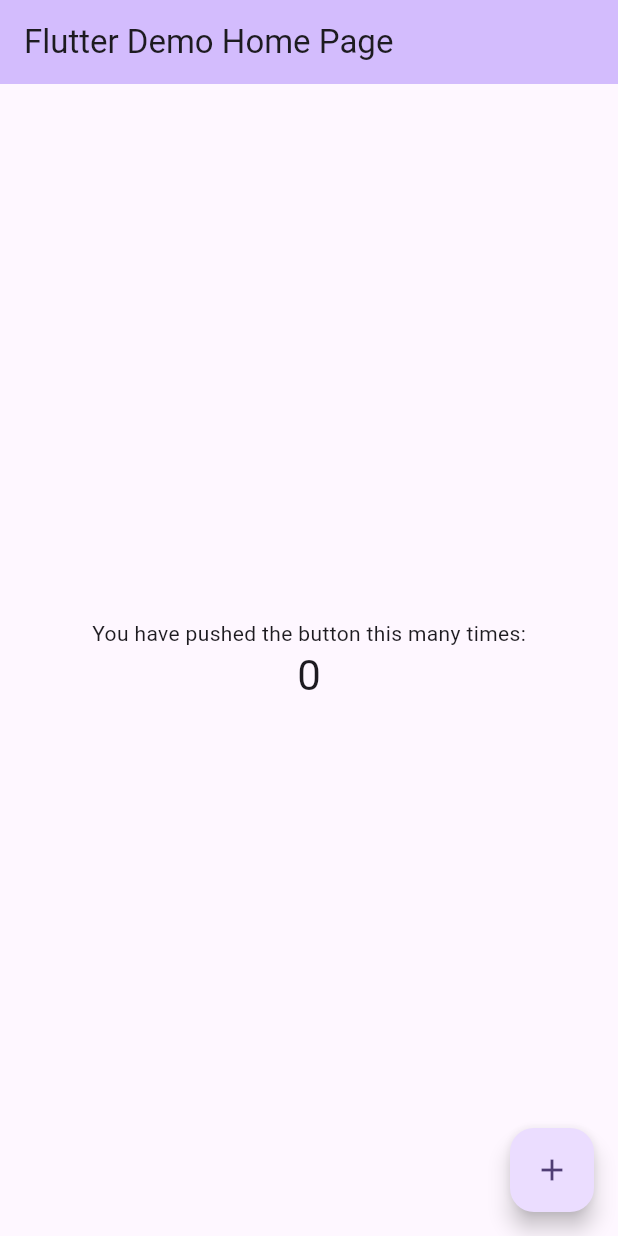
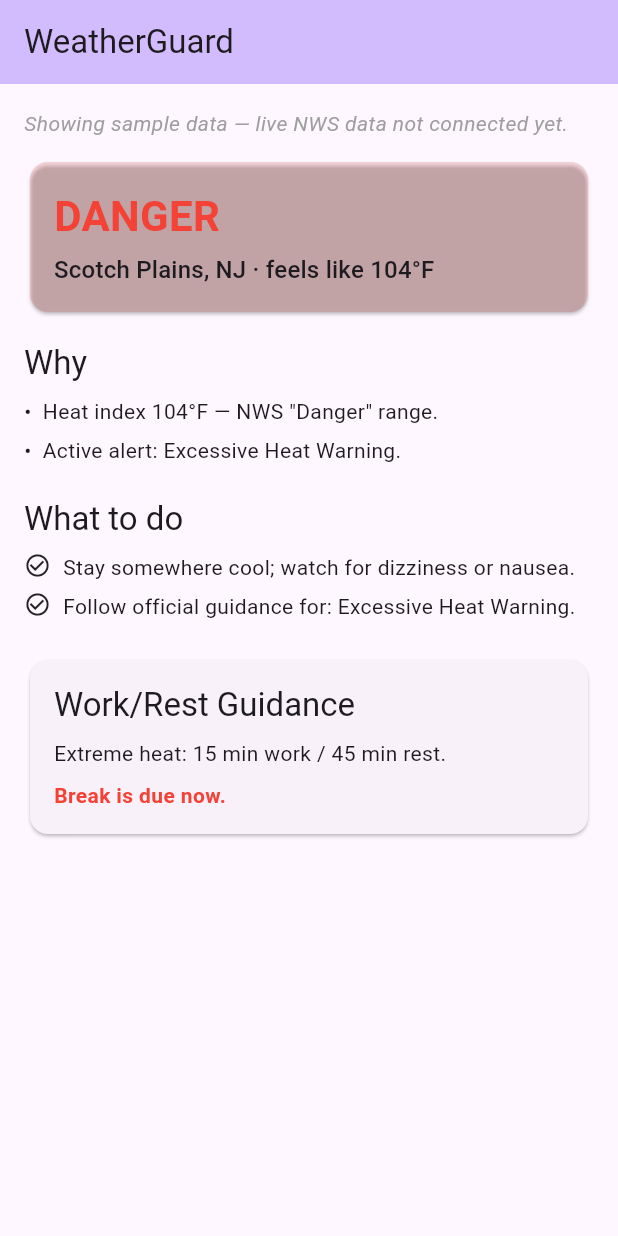
Before and after one commit to manavshah1199/mnpproj, a Flutter app: the screen it shows after launch, on a phone screen of 412 x 824 dp. Run offline on Flutter 3.47's test engine with Material 3 defaults, Android fonts, the phone set to English and light mode, and no system bars.

Commit message:
Mod3Complete

```diff
--- /dev/null
+++ b/lib/app.dart
@@ -0,0 +1,81 @@
+import 'package:flutter/material.dart';
+import 'models/user_profile.dart';
+import 'models/weather_snapshot.dart';
+import 'services/risk_engine.dart';
+import 'screens/home_screen.dart';
+
+class WeatherGuardApp extends StatelessWidget {
+  const WeatherGuardApp({super.key});
+
+  @override
+  Widget build(BuildContext context) {
+    return MaterialApp(
+      title: 'WeatherGuard',
+      theme: ThemeData(
+        colorSchemeSeed: Colors.deepPurple,
+        useMaterial3: true,
+      ),
+      home: const AppState(),
+    );
+  }
+}
+
+class AppState extends StatefulWidget {
+  const AppState({super.key});
+
+  @override
+  State<AppState> createState() => _AppStateState();
+}
+
+class _AppStateState extends State<AppState> {
+  // TODO: replace with a real onboarding flow (Module 4).
+  UserProfile _profile = UserProfile(
+    mode: Mode.outdoorWorker,
+    age: 45,
+    hasAC: true,
+    hasHeating: true,
+  );
+
+  // TODO: replace with a live NWS API call (Module 5).
+  WeatherSnapshot _weather = WeatherSnapshot(
+    tempF: 96,
+    heatIndexF: 104,
+    humidity: 55,
+    windMph: 6,
+    shortForecast: 'Sunny',
+    locationName: 'Scotch Plains, NJ',
+    observedAt: DateTime.now(),
+    isSample: true,
+    alerts: [
+      WeatherAlert(
+        event: 'Excessive Heat Warning',
+        severity: 'Severe',
+        headline: 'Dangerous heat expected through this evening.',
+      ),
+    ],
+  );
+
+  void updateProfile(UserProfile newProfile) {
+    setState(() {
+      _profile = newProfile;
+    });
+  }
+
+  void updateWeather(WeatherSnapshot newWeather) {
+    setState(() {
+      _weather = newWeather;
+    });
+  }
+
+  @override
+  Widget build(BuildContext context) {
+    final result = RiskEngine.assess(_weather, _profile);
+
+    return HomeScreen(
+      profile: _profile,
+      weather: _weather,
+      result: result,
+      onProfileChanged: updateProfile,
+    );
+  }
+}
--- a/lib/main.dart
+++ b/lib/main.dart
@@ -1,122 +1,6 @@
 import 'package:flutter/material.dart';
+import 'app.dart';
 
 void main() {
-  runApp(const MyApp());
+  runApp(const WeatherGuardApp());
 }
-
-class MyApp extends StatelessWidget {
-  const MyApp({super.key});
-
-  // This widget is the root of your application.
-  @override
-  Widget build(BuildContext context) {
-    return MaterialApp(
-      title: 'Flutter Demo',
-      theme: ThemeData(
-        // This is the theme of your application.
-        //
-        // TRY THIS: Try running your application with "flutter run". You'll see
-        // the application has a purple toolbar. Then, without quitting the app,
-        // try changing the seedColor in the colorScheme below to Colors.green
-        // and then invoke "hot reload" (save your changes or press the "hot
-        // reload" button in a Flutter-supported IDE, or press "r" if you used
-        // the command line to start the app).
-        //
-        // Notice that the counter didn't reset back to zero; the application
-        // state is not lost during the reload. To reset the state, use hot
-        // restart instead.
-        //
-        // This works for code too, not just values: Most code changes can be
-        // tested with just a hot reload.
-        colorScheme: .fromSeed(seedColor: Colors.deepPurple),
-      ),
-      home: const MyHomePage(title: 'Flutter Demo Home Page'),
-    );
-  }
-}
-
-class MyHomePage extends StatefulWidget {
-  const MyHomePage({super.key, required this.title});
-
-  // This widget is the home page of your application. It is stateful, meaning
-  // that it has a State object (defined below) that contains fields that affect
-  // how it looks.
-
-  // This class is the configuration for the state. It holds the values (in this
-  // case the title) provided by the parent (in this case the App widget) and
-  // used by the build method of the State. Fields in a Widget subclass are
-  // always marked "final".
-
-  final String title;
-
-  @override
-  State<MyHomePage> createState() => _MyHomePageState();
-}
-
-class _MyHomePageState extends State<MyHomePage> {
-  int _counter = 0;
-
-  void _incrementCounter() {
-    setState(() {
-      // This call to setState tells the Flutter framework that something has
-      // changed in this State, which causes it to rerun the build method below
-      // so that the display can reflect the updated values. If we changed
-      // _counter without calling setState(), then the build method would not be
-      // called again, and so nothing would appear to happen.
-      _counter++;
-    });
-  }
-
-  @override
-  Widget build(BuildContext context) {
-    // This method is rerun every time setState is called, for instance as done
-    // by the _incrementCounter method above.
-    //
-    // The Flutter framework has been optimized to make rerunning build methods
-    // fast, so that you can just rebuild anything that needs updating rather
-    // than having to individually change instances of widgets.
-    return Scaffold(
-      appBar: AppBar(
-        // TRY THIS: Try changing the color here to a specific color (to
-        // Colors.amber, perhaps?) and trigger a hot reload to see the AppBar
-        // change color while the other colors stay the same.
-        backgroundColor: Theme.of(context).colorScheme.inversePrimary,
-        // Here we take the value from the MyHomePage object that was created by
-        // the App.build method, and use it to set our appbar title.
-        title: Text(widget.title),
-      ),
-      body: Center(
-        // Center is a layout widget. It takes a single child and positions it
-        // in the middle of the parent.
-        child: Column(
-          // Column is also a layout widget. It takes a list of children and
-          // arranges them vertically. By default, it sizes itself to fit its
-          // children horizontally, and tries to be as tall as its parent.
-          //
-          // Column has various properties to control how it sizes itself and
-          // how it positions its children. Here we use mainAxisAlignment to
-          // center the children vertically; the main axis here is the vertical
-          // axis because Columns are vertical (the cross axis would be
-          // horizontal).
-          //
-          // TRY THIS: Invoke "debug painting" (choose the "Toggle Debug Paint"
-          // action in the IDE, or press "p" in the console), to see the
-          // wireframe for each widget.
-          mainAxisAlignment: .center,
-          children: [
-            const Text('You have pushed the button this many times:'),
-            Text(
-              '$_counter',
-              style: Theme.of(context).textTheme.headlineMedium,
-            ),
-          ],
-        ),
-      ),
-      floatingActionButton: FloatingActionButton(
-        onPressed: _incrementCounter,
-        tooltip: 'Increment',
-        child: const Icon(Icons.add),
-      ),
-    );
-  }
-}
--- /dev/null
+++ b/lib/screens/home_screen.dart
@@ -0,0 +1,162 @@
+import 'package:flutter/material.dart';
+import '../models/user_profile.dart';
+import '../models/weather_snapshot.dart';
+import '../services/risk_engine.dart';
+
+class HomeScreen extends StatelessWidget {
+  const HomeScreen({
+    super.key,
+    required this.profile,
+    required this.weather,
+    required this.result,
+    required this.onProfileChanged,
+  });
+
+  final UserProfile profile;
+  final WeatherSnapshot weather;
+  final RiskResult result;
+  final ValueChanged<UserProfile> onProfileChanged;
+
+  Color _colorForLevel(RiskLevel level) {
+    switch (level) {
+      case RiskLevel.safe:
+        return Colors.green;
+      case RiskLevel.caution:
+        return Colors.orange;
+      case RiskLevel.danger:
+        return Colors.red;
+    }
+  }
+
+  String _labelForLevel(RiskLevel level) {
+    switch (level) {
+      case RiskLevel.safe:
+        return 'SAFE';
+      case RiskLevel.caution:
+        return 'CAUTION';
+      case RiskLevel.danger:
+        return 'DANGER';
+    }
+  }
+
+  @override
+  Widget build(BuildContext context) {
+    final color = _colorForLevel(result.level);
+
+    return Scaffold(
+      appBar: AppBar(
+        title: const Text('WeatherGuard'),
+        backgroundColor: Theme.of(context).colorScheme.inversePrimary,
+      ),
+      body: ListView(
+        padding: const EdgeInsets.all(16),
+        children: [
+          if (weather.isSample)
+            const Padding(
+              padding: EdgeInsets.only(bottom: 12),
+              child: Text(
+                'Showing sample data — live NWS data not connected yet.',
+                style: TextStyle(fontStyle: FontStyle.italic, color: Colors.grey),
+              ),
+            ),
+          Card(
+            color: color.withValues(alpha: 0.15),
+            child: Padding(
+              padding: const EdgeInsets.all(16),
+              child: Column(
+                crossAxisAlignment: CrossAxisAlignment.start,
+                children: [
+                  Text(
+                    _labelForLevel(result.level),
+                    style: TextStyle(
+                      fontSize: 28,
+                      fontWeight: FontWeight.bold,
+                      color: color,
+                    ),
+                  ),
+                  const SizedBox(height: 4),
+                  Text(
+                    '${weather.locationName} · feels like ${result.feelsLike?.round() ?? '--'}°F',
+                    style: Theme.of(context).textTheme.titleMedium,
+                  ),
+                ],
+              ),
+            ),
+          ),
+          const SizedBox(height: 16),
+          Text('Why', style: Theme.of(context).textTheme.titleLarge),
+          const SizedBox(height: 8),
+          ...result.reasons.map(
+            (r) => Padding(
+              padding: const EdgeInsets.only(bottom: 6),
+              child: Row(
+                crossAxisAlignment: CrossAxisAlignment.start,
+                children: [
+                  const Text('•  '),
+                  Expanded(child: Text(r)),
+                ],
+              ),
+            ),
+          ),
+          const SizedBox(height: 16),
+          Text('What to do', style: Theme.of(context).textTheme.titleLarge),
+          const SizedBox(height: 8),
+          ...result.actions.map(
+            (a) => Padding(
+              padding: const EdgeInsets.only(bottom: 6),
+              child: Row(
+                crossAxisAlignment: CrossAxisAlignment.start,
+                children: [
+                  const Icon(Icons.check_circle_outline, size: 18),
+                  const SizedBox(width: 8),
+                  Expanded(child: Text(a)),
+                ],
+              ),
+            ),
+          ),
+          if (profile.mode == Mode.outdoorWorker) ...[
+            const SizedBox(height: 16),
+            _WorkRestCard(feelsLike: result.feelsLike),
+          ],
+        ],
+      ),
+    );
+  }
+}
+
+class _WorkRestCard extends StatelessWidget {
+  const _WorkRestCard({required this.feelsLike});
+
+  final double? feelsLike;
+
+  @override
+  Widget build(BuildContext context) {
+    // TODO: track real session minutes instead of hardcoding 20.
+    final workRest = RiskEngine.workRest(feelsLike, 20);
+    if (!workRest.applies) return const SizedBox.shrink();
+
+    return Card(
+      child: Padding(
+        padding: const EdgeInsets.all(16),
+        child: Column(
+          crossAxisAlignment: CrossAxisAlignment.start,
+          children: [
+            Text('Work/Rest Guidance', style: Theme.of(context).textTheme.titleLarge),
+            const SizedBox(height: 8),
+            Text(workRest.note),
+            const SizedBox(height: 8),
+            Text(
+              workRest.breakDue
+                  ? 'Break is due now.'
+                  : 'Next break in ${workRest.minutesUntilBreak} min.',
+              style: TextStyle(
+                fontWeight: FontWeight.bold,
+                color: workRest.breakDue ? Colors.red : null,
+              ),
+            ),
+          ],
+        ),
+      ),
+    );
+  }
+}
```
